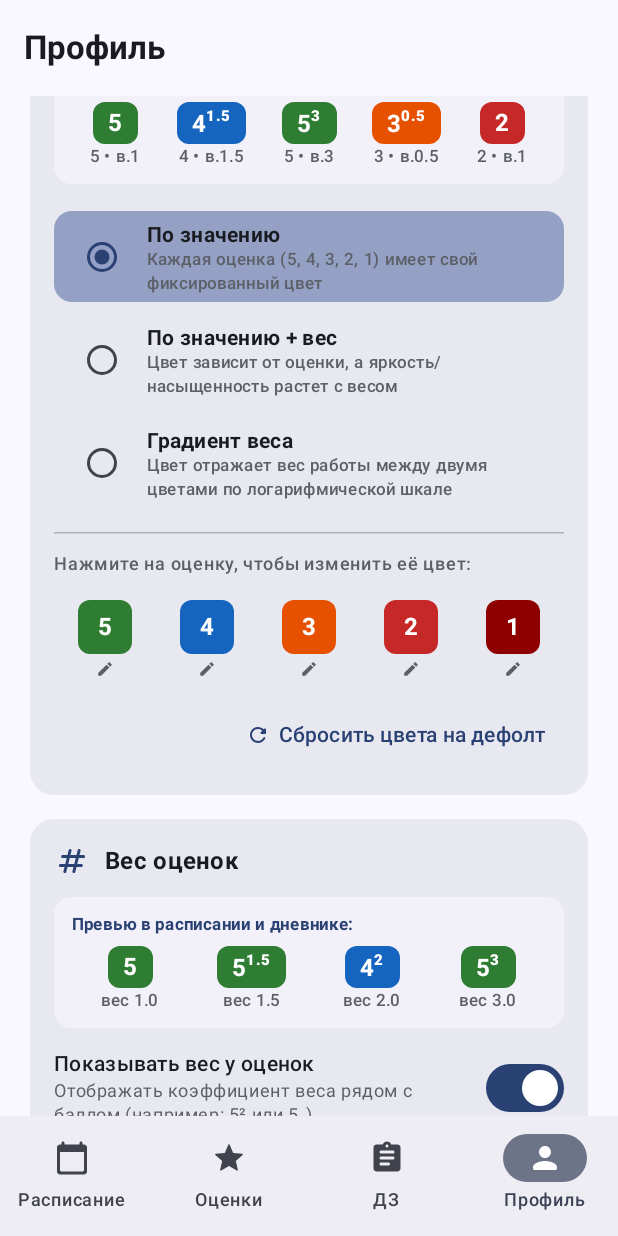
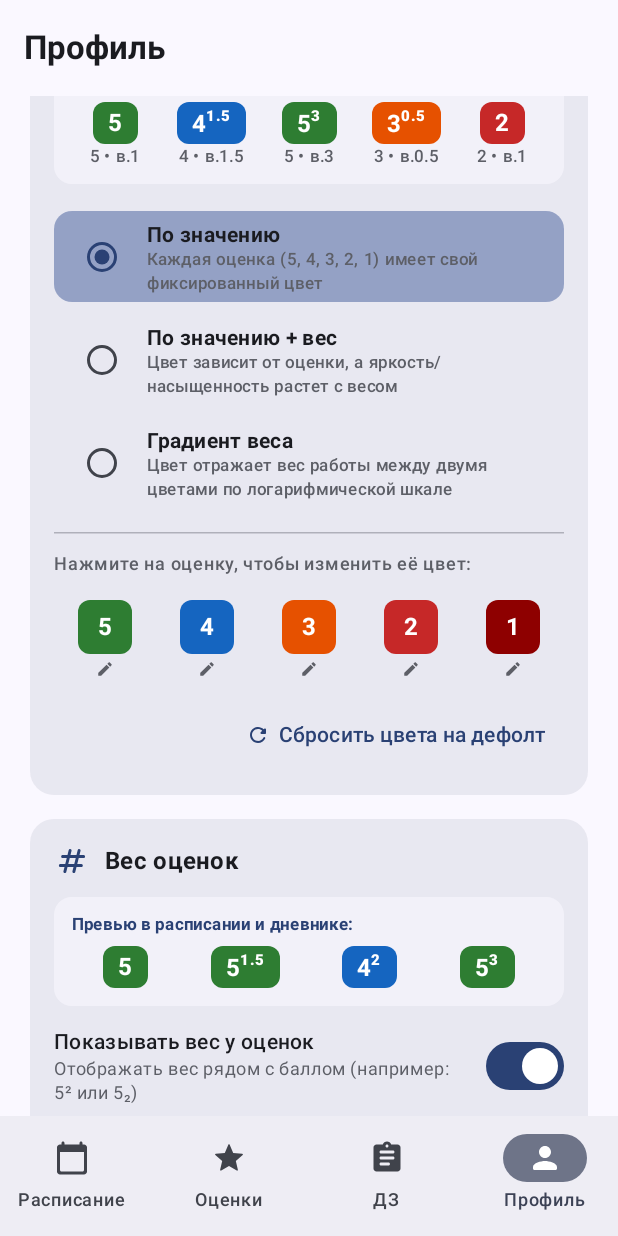
Before and after one commit to XesteRR76/YouSchool, an Android app built with Jetpack Compose: the ProfileScreen screen opened through its navigation route, scrolled down 952 dp, on a phone screen of 412 x 824 dp. Run offline under Robolectric (Android 15) with nearby library versions, the phone set to English and light mode, and no system bars.

Commit message:
feat: simplify schedule grades display, support click for details and remove coefficient labels

```diff
--- a/app/src/main/java/org/youschool/app/ui/screens/grades/GradeCalculatorBottomSheet.kt
+++ b/app/src/main/java/org/youschool/app/ui/screens/grades/GradeCalculatorBottomSheet.kt
@@ -365,7 +365,7 @@ fun GradeCalculatorBottomSheet(
 
                         // 2. Original Weight Selection (0.3, 0.5, 1.0, 1.5, 2.0)
                         Text(
-                            text = "Коэффициент (вес):",
+                            text = "Вес оценки:",
                             style = MaterialTheme.typography.labelMedium,
                             color = MaterialTheme.colorScheme.onSurfaceVariant
                         )
@@ -411,7 +411,7 @@ fun GradeCalculatorBottomSheet(
                                 )
                                 Spacer(modifier = Modifier.width(6.dp))
                                 Text(
-                                    text = if (isCustomWeight) "Использовать стандартный (0.3..2.0)" else "Свой вес (коэффициент)...",
+                                    text = if (isCustomWeight) "Использовать стандартный (0.3..2.0)" else "Свой вес...",
                                     style = MaterialTheme.typography.labelMedium
                                 )
                             }
@@ -428,7 +428,7 @@ fun GradeCalculatorBottomSheet(
                                         selectedWeight = parsed
                                     }
                                 },
-                                label = { Text("Свой коэффициент веса") },
+                                label = { Text("Свой вес") },
                                 placeholder = { Text("например 0.8 или 2.5") },
                                 supportingText = {
                                     if (parsedWeight != null && parsedWeight > 0.0) {
--- a/app/src/main/java/org/youschool/app/ui/screens/profile/ProfileScreen.kt
+++ b/app/src/main/java/org/youschool/app/ui/screens/profile/ProfileScreen.kt
@@ -794,26 +794,10 @@ fun ProfileScreen(
                                 horizontalArrangement = Arrangement.SpaceAround,
                                 verticalAlignment = Alignment.CenterVertically
                             ) {
-                                Column(horizontalAlignment = Alignment.CenterHorizontally) {
-                                    GradeBadge(mark = "5", weight = 1.0)
-                                    Spacer(modifier = Modifier.height(2.dp))
-                                    Text("вес 1.0", style = MaterialTheme.typography.labelSmall, color = MaterialTheme.colorScheme.outline)
-                                }
-                                Column(horizontalAlignment = Alignment.CenterHorizontally) {
-                                    GradeBadge(mark = "5", weight = 1.5)
-                                    Spacer(modifier = Modifier.height(2.dp))
-                                    Text("вес 1.5", style = MaterialTheme.typography.labelSmall, color = MaterialTheme.colorScheme.outline)
-                                }
-                                Column(horizontalAlignment = Alignment.CenterHorizontally) {
-                                    GradeBadge(mark = "4", weight = 2.0)
-                                    Spacer(modifier = Modifier.height(2.dp))
-                                    Text("вес 2.0", style = MaterialTheme.typography.labelSmall, color = MaterialTheme.colorScheme.outline)
-                                }
-                                Column(horizontalAlignment = Alignment.CenterHorizontally) {
-                                    GradeBadge(mark = "5", weight = 3.0)
-                                    Spacer(modifier = Modifier.height(2.dp))
-                                    Text("вес 3.0", style = MaterialTheme.typography.labelSmall, color = MaterialTheme.colorScheme.outline)
-                                }
+                                GradeBadge(mark = "5", weight = 1.0)
+                                GradeBadge(mark = "5", weight = 1.5)
+                                GradeBadge(mark = "4", weight = 2.0)
+                                GradeBadge(mark = "5", weight = 3.0)
                             }
                         }
                     }
@@ -833,7 +817,7 @@ fun ProfileScreen(
                                 fontWeight = FontWeight.SemiBold
                             )
                             Text(
-                                text = "Отображать коэффициент веса рядом с баллом (например: 5² или 5₂)",
+                                text = "Отображать вес рядом с баллом (например: 5² или 5₂)",
                                 style = MaterialTheme.typography.bodySmall,
                                 color = MaterialTheme.colorScheme.outline
                             )
```
Also changed, not shown: app/src/main/java/org/youschool/app/ui/screens/onboarding/OnboardingScreen.kt (+7 -23 lines), app/src/main/java/org/youschool/app/ui/screens/schedule/ScheduleScreen.kt (+28 -72 lines).
